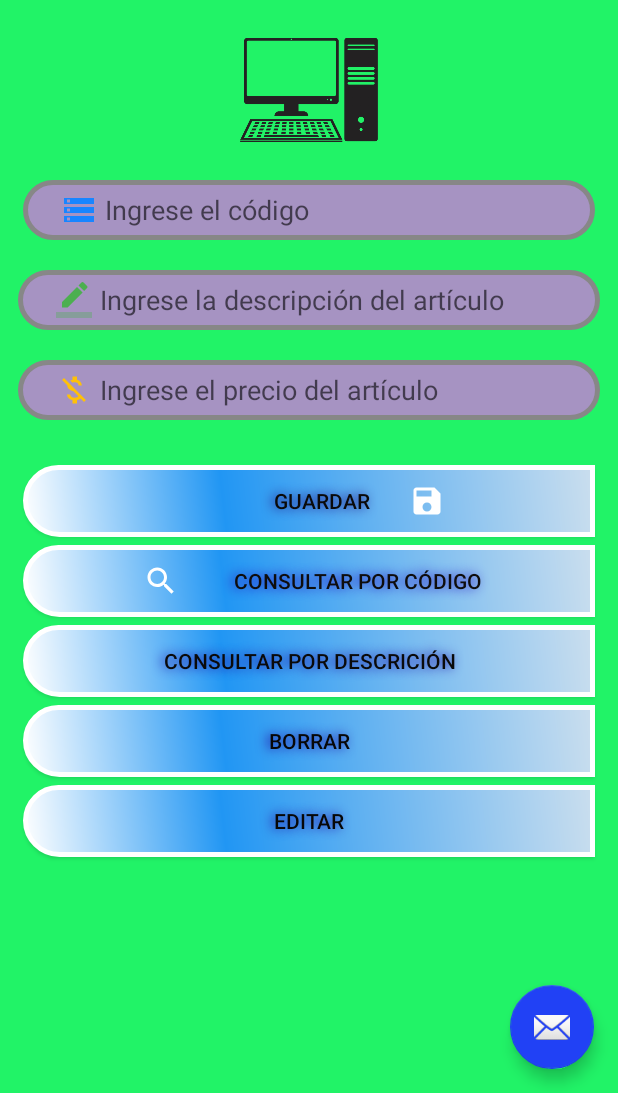
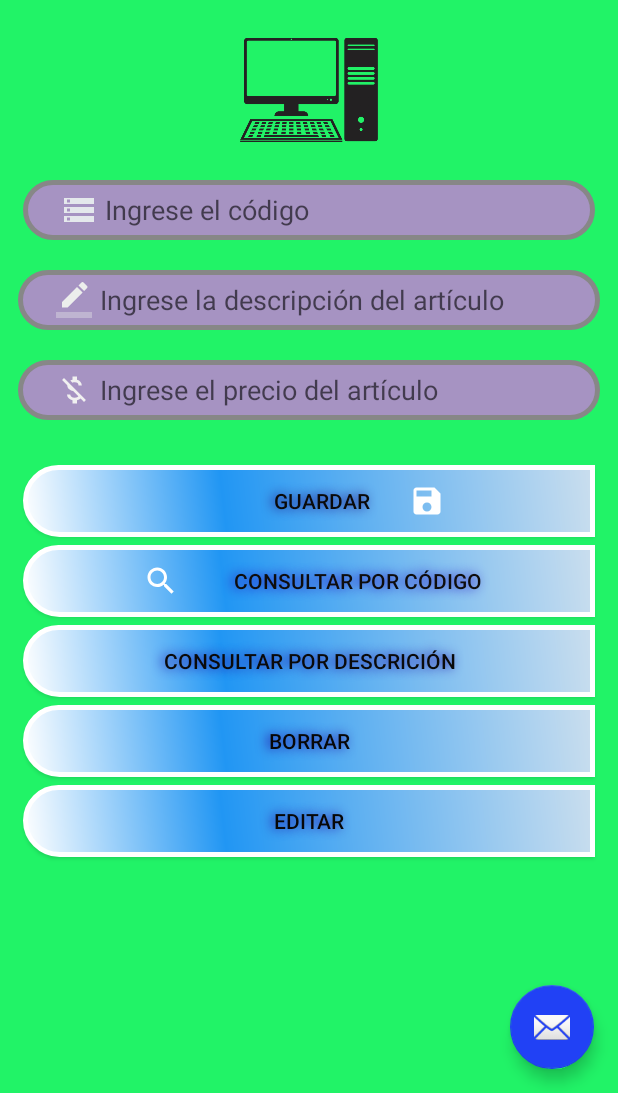
Before and after one commit to william05913/MySQL, an Android app: the screen it shows after launch (MainActivity), on a phone screen of 412 x 824 dp, the part 143-1236 px from its top. Run offline under Robolectric (Android 15) with nearby library versions, the phone set to English and light mode, and no system bars; our stand-ins replace Volley.

Commit message:
se agrego el color a los iconos del EditText

```diff
--- a/app/src/main/res/drawable-v24/ic_descripcion.xml
+++ b/app/src/main/res/drawable-v24/ic_descripcion.xml
@@ -1,4 +1,4 @@
-<vector android:height="24dp" android:tint="#4CAF50"
+<vector android:height="24dp" android:tint="#ECEEEC"
     android:viewportHeight="24.0" android:viewportWidth="24.0"
     android:width="24dp" xmlns:android="http://schemas.android.com/apk/res/android">
     <path android:fillColor="#FF000000" android:pathData="M17.75,7L14,3.25l-10,10L4,17h3.75l10,-10zM20.71,4.04c0.39,-0.39 0.39,-1.02 0,-1.41L18.37,0.29c-0.39,-0.39 -1.02,-0.39 -1.41,0L15,2.25 18.75,6l1.96,-1.96z"/>
--- a/app/src/main/res/drawable-v24/ic_hola.xml
+++ b/app/src/main/res/drawable-v24/ic_hola.xml
@@ -1,4 +1,4 @@
-<vector android:height="24dp" android:tint="#1885FF"
+<vector android:height="24dp" android:tint="#E4E8EC"
     android:viewportHeight="24.0" android:viewportWidth="24.0"
     android:width="24dp" xmlns:android="http://schemas.android.com/apk/res/android">
     <path android:fillColor="#FF000000" android:pathData="M2,20h20v-4L2,16v4zM4,17h2v2L4,19v-2zM2,4v4h20L22,4L2,4zM6,7L4,7L4,5h2v2zM2,14h20v-4L2,10v4zM4,11h2v2L4,13v-2z"/>
--- a/app/src/main/res/drawable-v24/ic_precio.xml
+++ b/app/src/main/res/drawable-v24/ic_precio.xml
@@ -1,4 +1,4 @@
-<vector android:height="24dp" android:tint="#FFC107"
+<vector android:height="24dp" android:tint="#F0F0F0"
     android:viewportHeight="24.0" android:viewportWidth="24.0"
     android:width="24dp" xmlns:android="http://schemas.android.com/apk/res/android">
     <path android:fillColor="#FF000000" android:pathData="M12.5,6.9c1.78,0 2.44,0.85 2.5,2.1h2.21c-0.07,-1.72 -1.12,-3.3 -3.21,-3.81V3h-3v2.16c-0.53,0.12 -1.03,0.3 -1.48,0.54l1.47,1.47c0.41,-0.17 0.91,-0.27 1.51,-0.27zM5.33,4.06L4.06,5.33 7.5,8.77c0,2.08 1.56,3.21 3.91,3.91l3.51,3.51c-0.34,0.48 -1.05,0.91 -2.42,0.91 -2.06,0 -2.87,-0.92 -2.98,-2.1h-2.2c0.12,2.19 1.76,3.42 3.68,3.83V21h3v-2.15c0.96,-0.18 1.82,-0.55 2.45,-1.12l2.22,2.22 1.27,-1.27L5.33,4.06z"/>
```
